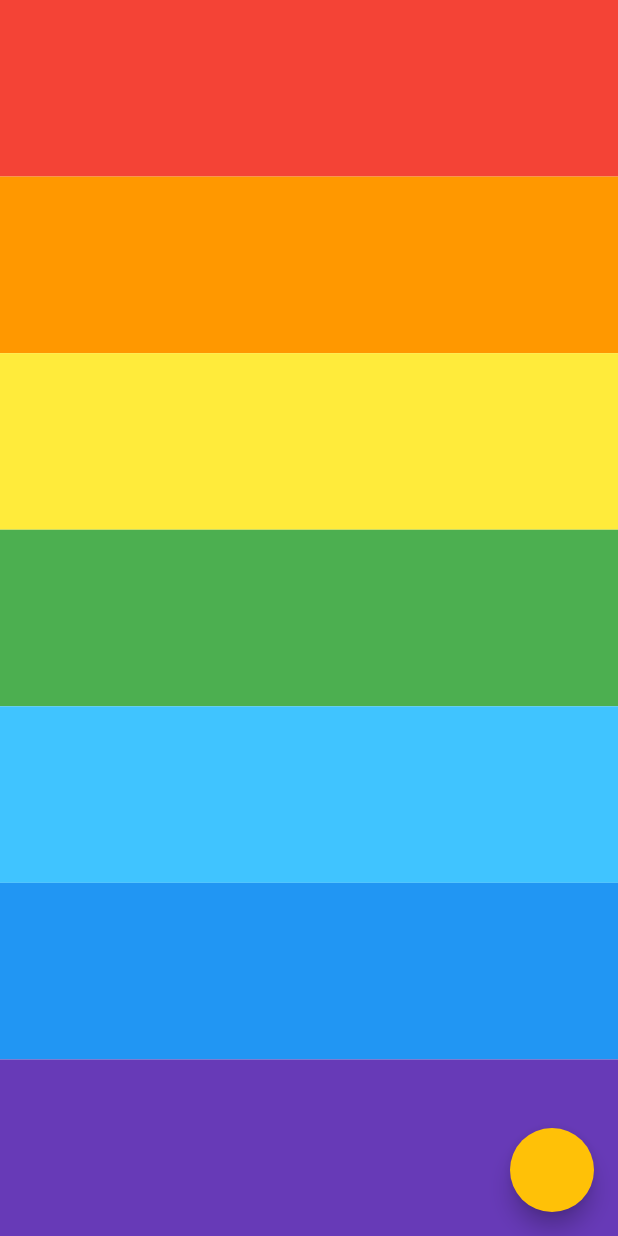
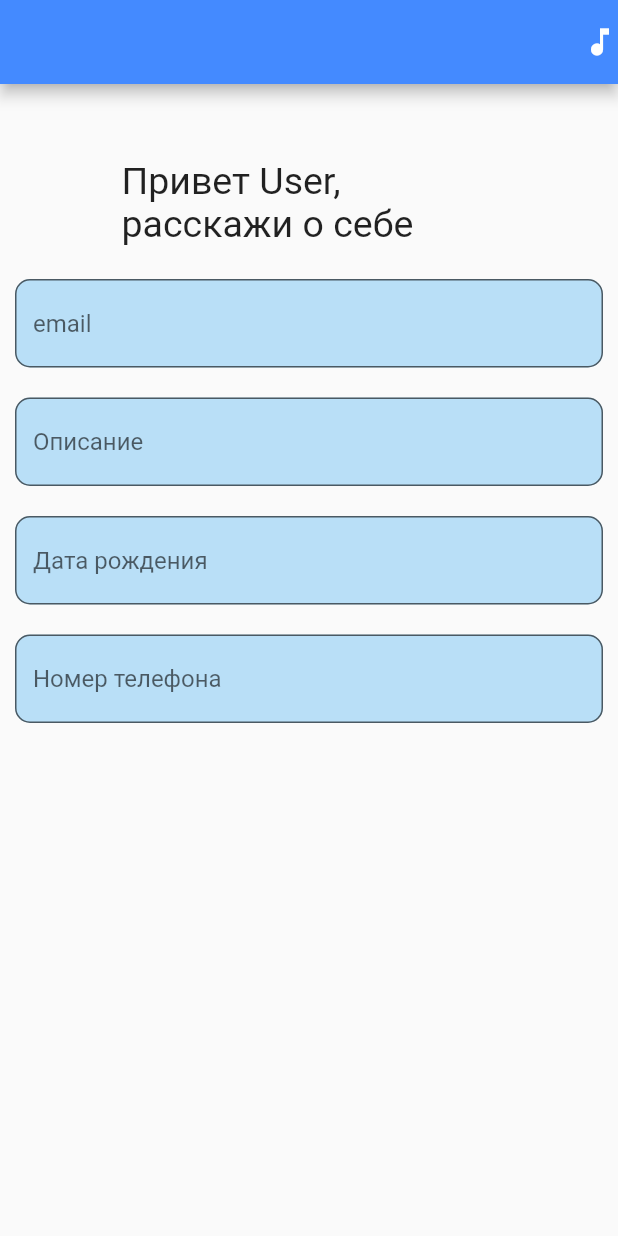
Before and after one commit to MobyteDev/CourseLesson2, a Flutter app: the screen it shows after launch, on a phone screen of 412 x 824 dp. Run offline on Flutter 3.47's test engine with Material 2 defaults, Android fonts, the phone set to English and light mode, and no system bars; our stand-ins replace audioplayers.

Commit message:
Фиксы

```diff
--- /dev/null
+++ b/lib/info.dart
@@ -0,0 +1,162 @@
+import 'package:flutter/cupertino.dart';
+import 'package:flutter/material.dart';
+import 'package:flutter/services.dart';
+import 'package:audioplayers/audio_cache.dart';
+
+extension on BuildContext {
+  dropFocus() {
+    FocusScope.of(this).requestFocus(FocusNode());
+  }
+}
+
+class InfoPage extends StatelessWidget {
+  final String name;
+  InfoPage({this.name});
+
+  final TextEditingController email = TextEditingController();
+  final TextEditingController caption = TextEditingController();
+  final TextEditingController birthDate = TextEditingController();
+  final TextEditingController phoneNumber = TextEditingController();
+
+  final FocusNode emailNode = FocusNode();
+  final FocusNode captionNode = FocusNode();
+  final FocusNode birthDayNode = FocusNode();
+  final FocusNode phoneNode = FocusNode();
+
+  bool emailError = false;
+
+  @override
+  Widget build(BuildContext context) {
+    return SafeArea(
+      child: Scaffold(
+        resizeToAvoidBottomPadding: true,
+        appBar: AppBar(
+          actions: [
+            GestureDetector(
+              onTap: () {
+                Navigator.pushNamed(context, '/xyl');
+              },
+              child: Icon(
+                Icons.music_note,
+              ),
+            ),
+          ],
+        ),
+        body: GestureDetector(
+          onTap: () {
+            context.dropFocus();
+          },
+          child: SingleChildScrollView(
+            child: Column(
+              crossAxisAlignment: CrossAxisAlignment.center,
+              children: [
+                SizedBox(
+                  height: 50,
+                ),
+                Container(
+                  width: 250,
+                  height: 70,
+                  child: Text(
+                    "Привет " + name + ", расскажи о себе",
+                    style: TextStyle(fontSize: 25),
+                  ),
+                ),
+                TextForm(
+                  changeNode: () => captionNode.requestFocus(),
+                  node: emailNode,
+                  controller: email,
+                  function: (String value) {
+                    if (!value.contains(RegExp(r"\w+@\w+")))
+                      return 'Неправильный формат ввода';
+                    return null;
+                  },
+                  hint: "email",
+                  textInputType: TextInputType.emailAddress,
+                ),
+                TextForm(
+                  changeNode: () => birthDayNode.requestFocus(),
+                  node: captionNode,
+                  controller: caption,
+                  function: (String value) {
+                    if (value.isEmpty) return 'Неправильный формат ввода';
+                    return null;
+                  },
+                  hint: "Описание",
+                  textInputType: TextInputType.text,
+                ),
+                TextForm(
+                  changeNode: () => phoneNode.requestFocus(),
+                  node: birthDayNode,
+                  controller: birthDate,
+                  function: (String value) {
+                    if (value.isEmpty) return 'Неправильный формат ввода';
+                    return null;
+                  },
+                  hint: "Дата рождения",
+                  textInputType: TextInputType.datetime,
+                ),
+                TextForm(
+                  changeNode: () => Focus.of(context).requestFocus(FocusNode()),
+                  node: phoneNode,
+                  controller: phoneNumber,
+                  function: (String value) {
+                    if (value.isEmpty) return 'Неправильный формат ввода';
+                    return null;
+                  },
+                  hint: "Номер телефона",
+                  textInputType: TextInputType.phone,
+                ),
+              ],
+            ),
+          ),
+        ),
+      ),
+    );
+  }
+}
+
+class TextForm extends StatelessWidget {
+  final TextEditingController controller;
+  final Function function;
+  final String hint;
+  final FocusNode node;
+  final TextInputType textInputType;
+  final _formKey = GlobalKey<FormState>();
+  final void Function() changeNode;
+
+  TextForm({
+    @required this.controller,
+    @required this.function,
+    @required this.hint,
+    @required this.textInputType,
+    @required this.node,
+    @required this.changeNode,
+  });
+
+  @override
+  Widget build(BuildContext context) {
+    return Padding(
+      padding: const EdgeInsets.all(10.0),
+      child: Form(
+        key: _formKey,
+        child: TextFormField(
+          focusNode: node,
+          keyboardType: textInputType,
+          controller: controller,
+          validator: function,
+          onFieldSubmitted: (String value) {
+            if (_formKey.currentState.validate()) {
+              changeNode();
+            }
+          },
+          decoration: InputDecoration(
+            border: OutlineInputBorder(borderRadius: BorderRadius.circular(10)),
+            filled: true,
+            fillColor: Color(0xAA98D2F5),
+            hintText: hint,
+          ),
+        ),
+      ),
+    );
+  }
+}
--- a/lib/main.dart
+++ b/lib/main.dart
@@ -1,3 +1,4 @@
+import 'package:auth_test/info.dart';
 import 'package:auth_test/log_n_pas_screen.dart';
 import 'package:flutter/material.dart';
 import 'xylophone.dart';
@@ -18,7 +19,7 @@ class MyApp extends StatelessWidget {
         primarySwatch: Colors.blue,
         visualDensity: VisualDensity.adaptivePlatformDensity,
       ),
-      home: Xylophone()//LogNPass(),
+      home: InfoPage(name: "User"),//LogNPass(),
     );
   }
 }
```
